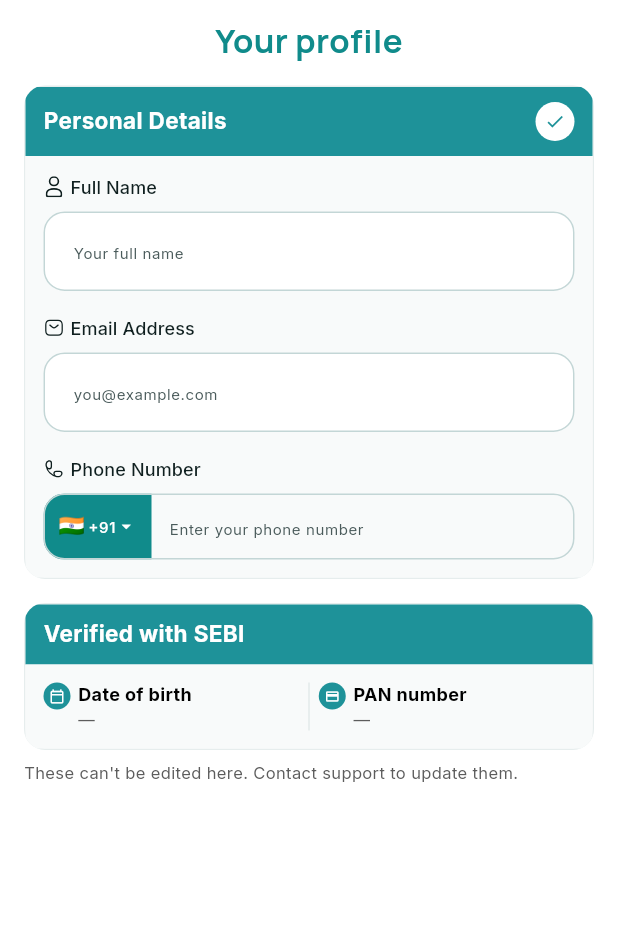
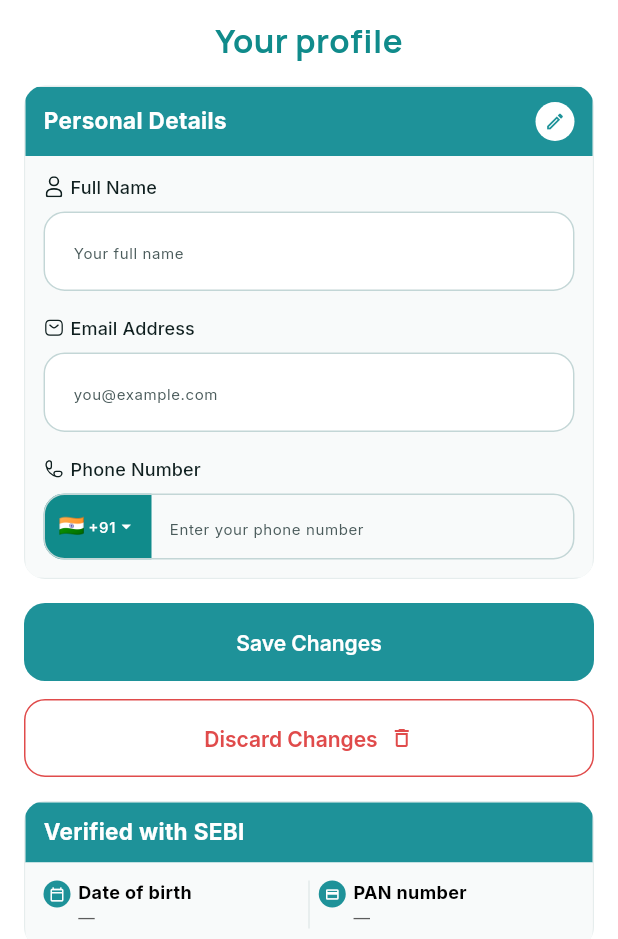
Before and after one commit to webzgrowth/finskool-mobile-app, a Flutter app: the EditProfileScreen screen opened by its route, after a tap on the "edit" icon, on a phone screen of 412 x 824 dp, the part 297-1236 px from its top. Run offline on Flutter 3.47's test engine with Material 3 defaults, Android fonts, the phone set to English and light mode, and no system bars; our stand-ins replace bloc, cached_network_image, dartz, dio, equatable, flutter_bloc and 12 more; accounts and stored records are empty.

Commit message:
edit profile screens added

```diff
--- a/lib/src/data/datasource/auth_remote_datasource.dart
+++ b/lib/src/data/datasource/auth_remote_datasource.dart
@@ -1,3 +1,4 @@
+import 'package:flutter/material.dart';
 import 'package:injectable/injectable.dart';
 import 'package:finskool/src/comman/exception.dart';
 import 'package:finskool/src/data/api/api.dart';
@@ -38,7 +39,10 @@ class AuthRemoteDatasource {
   /// On success the `mobile_session_id` cookie arrives in the response
   /// headers and `SessionInterceptor` persists it — nothing to read here.
   Future<AuthSessionModel> login(LoginRequestModel request) async {
+    debugPrint('=======login request: ${request.toJson()}'); // TODO: remove this debug print
     final data = await _client.post(Api.login, body: request.toJson());
+
+    debugPrint('=======login response: $data'); // TODO: remove this debug print
     return AuthSessionModel.fromJson(_require(data, Api.login));
   }
 
--- a/lib/src/presentation/bloc/profile/edit_profile/edit_profile_bloc.dart
+++ b/lib/src/presentation/bloc/profile/edit_profile/edit_profile_bloc.dart
@@ -38,6 +38,7 @@ class EditProfileBloc extends Bloc<EditProfileEvent, EditProfileState> {
             emit(state.copyWith(phone: value.phone, phoneError: null)),
         countryChanged: (value) async =>
             emit(state.copyWith(country: value.country, phoneError: null)),
+        discardChanges: (_) async => emit(_seed(state.user)),
         submit: (_) async => _submit(emit),
       );
     });
@@ -53,6 +54,7 @@ class EditProfileBloc extends Bloc<EditProfileEvent, EditProfileState> {
       orElse: () => initial.country,
     );
     return initial.copyWith(
+      user: user,
       name: user.name,
       email: user.email,
       // The cached phone carries its dial code; the field shows only the
@@ -95,10 +97,13 @@ class EditProfileBloc extends Bloc<EditProfileEvent, EditProfileState> {
         state: RequestState.error,
         message: failure.message,
       )),
-      (_) => emit(state.copyWith(
+      // Re-anchor on the saved user, or `isDirty` would keep comparing
+      // against the pre-save values and report unsaved changes forever.
+      (updated) => emit(state.copyWith(
         state: RequestState.loaded,
         message: 'Profile updated.',
         isEditing: false,
+        user: updated,
       )),
     );
   }
--- a/lib/src/presentation/bloc/profile/edit_profile/edit_profile_event.dart
+++ b/lib/src/presentation/bloc/profile/edit_profile/edit_profile_event.dart
@@ -17,5 +17,9 @@ class EditProfileEvent with _$EditProfileEvent {
   const factory EditProfileEvent.countryChanged(Country country) =
       _CountryChanged;
 
+  /// "Discard Changes" — re-seeds from the prefill source and leaves edit
+  /// mode, so the form returns to exactly what's cached.
+  const factory EditProfileEvent.discardChanges() = _DiscardChanges;
+
   const factory EditProfileEvent.submit() = _Submit;
 }
--- a/lib/src/presentation/bloc/profile/edit_profile/edit_profile_state.dart
+++ b/lib/src/presentation/bloc/profile/edit_profile/edit_profile_state.dart
@@ -15,6 +15,10 @@ sealed class EditProfileState with _$EditProfileState {
 
     /// Fields are read-only until the header's pencil turns this on.
     required bool isEditing,
+
+    /// The prefill source, kept so "Discard Changes" can re-seed from it
+    /// and [isDirty] has something to compare against.
+    UserModel? user,
     String? nameError,
     String? emailError,
     String? phoneError,
--- a/lib/src/presentation/pages/dashboard/profile/edit_profile/edit_profile_screen.dart
+++ b/lib/src/presentation/pages/dashboard/profile/edit_profile/edit_profile_screen.dart
@@ -8,7 +8,9 @@ import 'package:finskool/src/presentation/bloc/profile/edit_profile/edit_profile
 import 'package:finskool/src/presentation/pages/authentication/widgets/auth_form_listener.dart';
 import 'package:finskool/src/utilities/theme/theme.dart';
 
+import 'widgets/edit_profile_actions.dart';
 import 'widgets/edit_profile_avatar.dart';
+import 'widgets/phone_change_notice.dart';
 import 'widgets/personal_details_section.dart';
 import 'widgets/sebi_details_section.dart';
 
@@ -96,7 +98,15 @@ class _EditProfileScreenState extends State<EditProfileScreen> {
                   phoneController: _phone,
                 ),
                 const SizedBox(height: AppSpacing.lg),
+                if (state.isEditing) ...[
+                  EditProfileActions(state: state),
+                  const SizedBox(height: AppSpacing.lg),
+                ],
                 const SebiDetailsSection(),
+                if (state.isEditing) ...[
+                  const SizedBox(height: AppSpacing.lg),
+                  const PhoneChangeNotice(),
+                ],
               ],
             );
           },
--- /dev/null
+++ b/lib/src/presentation/pages/dashboard/profile/edit_profile/widgets/edit_profile_actions.dart
@@ -0,0 +1,77 @@
+import 'package:flutter/material.dart';
+import 'package:flutter_bloc/flutter_bloc.dart';
+import 'package:finskool/src/presentation/bloc/profile/edit_profile/edit_profile_bloc.dart';
+import 'package:finskool/src/utilities/theme/theme.dart';
+
+/// The Save / Discard pair that appears below "Personal Details" while
+/// editing. Both are full-width; Discard is outlined in red with a
+/// trailing bin glyph.
+class EditProfileActions extends StatelessWidget {
+  const EditProfileActions({super.key, required this.state});
+
+  final EditProfileState state;
+
+  @override
+  Widget build(BuildContext context) {
+    final bloc = context.read<EditProfileBloc>();
+    final type = context.subscriptionType;
+    final loading = state.state.isLoading;
+
+    return Column(
+      children: [
+        SizedBox(
+          width: double.infinity,
+          child: ElevatedButton(
+            // Deliberately not gated on "something changed": Figma shows
+            // this enabled the moment edit mode opens, and a save with no
+            // edits is a harmless rewrite of the same cached values.
+            onPressed: loading
+                ? null
+                : () => bloc.add(const EditProfileEvent.submit()),
+            style: ElevatedButton.styleFrom(
+              backgroundColor: AppPalette.primary,
+              padding: const EdgeInsets.symmetric(vertical: 14),
+            ),
+            child: loading
+                ? const SizedBox(
+                    height: 18,
+                    width: 18,
+                    child: CircularProgressIndicator(
+                      strokeWidth: 2,
+                      color: AppPalette.white,
+                    ),
+                  )
+                : Text('Save Changes', style: type.buttonLabel),
+          ),
+        ),
+        const SizedBox(height: AppSpacing.md),
+        SizedBox(
+          width: double.infinity,
+          child: OutlinedButton(
+            onPressed: loading
+                ? null
+                : () => bloc.add(const EditProfileEvent.discardChanges()),
+            style: OutlinedButton.styleFrom(
+              side: const BorderSide(color: AppPalette.destructive),
+              backgroundColor: Theme.of(context).colorScheme.surface,
+              padding: const EdgeInsets.symmetric(vertical: 14),
+            ),
+            child: Row(
+              mainAxisAlignment: MainAxisAlignment.center,
+              children: [
+                Text(
+                  'Discard Changes',
+                  style:
+                      type.buttonLabel.copyWith(color: AppPalette.destructive),
+                ),
+                const SizedBox(width: AppSpacing.sm),
+                const Icon(Icons.delete_outline,
+                    size: 16, color: AppPalette.destructive),
+              ],
+            ),
+          ),
+        ),
+      ],
+    );
+  }
+}
--- a/lib/src/presentation/pages/dashboard/profile/edit_profile/widgets/personal_details_section.dart
+++ b/lib/src/presentation/pages/dashboard/profile/edit_profile/widgets/personal_details_section.dart
@@ -11,10 +11,9 @@ import 'package:finskool/src/utilities/theme/theme.dart';
 /// "Personal Details" — the editable trio, reusing the auth screens' own
 /// labelled fields so the glyphs and input chrome match the rest of the app.
 ///
-/// The header's pencil toggles [EditProfileState.isEditing]; it becomes a
-/// check that submits. Figma only draws the read-only state, so the
-/// editing affordance is inferred — the pencil is the only control it
-/// shows, and a form with no way to commit would be a dead end.
+/// The header's pencil toggles [EditProfileState.isEditing]. It stays a
+/// pencil in both states — committing is the job of the Save/Discard pair
+/// that appears below the card while editing, not of this icon.
 class PersonalDetailsSection extends StatelessWidget {
   const PersonalDetailsSection({
     super.key,
@@ -37,11 +36,7 @@ class PersonalDetailsSection extends StatelessWidget {
     return TealSectionCard(
       title: 'Personal Details',
       trailing: _HeaderAction(
-        editing: editing,
-        loading: state.state.isLoading,
-        onTap: () => bloc.add(editing
-            ? const EditProfileEvent.submit()
-            : const EditProfileEvent.editToggled()),
+        onTap: () => bloc.add(const EditProfileEvent.editToggled()),
       ),
       child: Column(
         children: [
@@ -88,41 +83,23 @@ class PersonalDetailsSection extends StatelessWidget {
 }
 
 class _HeaderAction extends StatelessWidget {
-  const _HeaderAction({
-    required this.editing,
-    required this.loading,
-    required this.onTap,
-  });
+  const _HeaderAction({required this.onTap});
 
-  final bool editing;
-  final bool loading;
   final VoidCallback onTap;
 
   @override
   Widget build(BuildContext context) {
     final cs = Theme.of(context).colorScheme;
     return GestureDetector(
-      onTap: loading ? null : onTap,
+      onTap: onTap,
       behavior: HitTestBehavior.opaque,
       child: Container(
         height: 26,
         width: 26,
         alignment: Alignment.center,
         decoration: BoxDecoration(color: cs.surface, shape: BoxShape.circle),
-        child: loading
-            ? SizedBox(
-                height: 13,
-                width: 13,
-                child: CircularProgressIndicator(
-                  strokeWidth: 2,
-                  color: AppPalette.primary,
-                ),
-              )
-            : Icon(
-                editing ? Icons.check : Icons.edit_outlined,
-                size: 14,
-                color: AppPalette.primary,
-              ),
+        child: const Icon(Icons.edit_outlined,
+            size: 14, color: AppPalette.primary),
       ),
     );
   }
--- /dev/null
+++ b/lib/src/presentation/pages/dashboard/profile/edit_profile/widgets/phone_change_notice.dart
@@ -0,0 +1,56 @@
+import 'package:flutter/material.dart';
+import 'package:finskool/src/utilities/theme/theme.dart';
+
+/// The amber "Changing your phone number" notice shown while editing.
+///
+/// Always visible in edit mode rather than only once the number is dirty:
+/// it's telling the user what *would* happen if they change it, which is
+/// only useful before they do. That matches Figma, which shows it with the
+/// number untouched.
+class PhoneChangeNotice extends StatelessWidget {
+  const PhoneChangeNotice({super.key});
+
+  @override
+  Widget build(BuildContext context) {
+    final type = context.profileType;
+    return Container(
+      padding: const EdgeInsets.all(AppSpacing.md),
+      decoration: BoxDecoration(
+        color: AppPalette.noticeAmberSurface,
+        borderRadius: BorderRadius.circular(AppRadii.md),
+      ),
+      child: Row(
+        crossAxisAlignment: CrossAxisAlignment.start,
+        children: [
+          Container(
+            height: 20,
+            width: 20,
+            alignment: Alignment.center,
+            decoration: const BoxDecoration(
+              color: AppPalette.noticeAmber,
+              shape: BoxShape.circle,
+            ),
+            child: const Icon(Icons.info_outline,
+                size: 12, color: AppPalette.white),
+          ),
+          const SizedBox(width: AppSpacing.sm),
+          Expanded(
+            child: Column(
+              crossAxisAlignment: CrossAxisAlignment.start,
+              children: [
+                Text('Changing your phone number', style: type.noticeTitle),
+                const SizedBox(height: 3),
+                Text(
+                  'Your new number must be verified before your community '
+                  'access moves across. Access stays on the old number '
+                  'until then.',
+                  style: type.noticeBody,
+                ),
+              ],
+            ),
+          ),
+        ],
+      ),
+    );
+  }
+}
--- a/lib/src/utilities/theme/extensions/profile_typography.dart
+++ b/lib/src/utilities/theme/extensions/profile_typography.dart
@@ -27,6 +27,8 @@ class ProfileTypography extends ThemeExtension<ProfileTypography> {
     required this.badge,
     required this.statusActive,
     required this.statusExpiring,
+    required this.noticeTitle,
+    required this.noticeBody,
   });
 
   final TextStyle name;
@@ -46,6 +48,10 @@ class ProfileTypography extends ThemeExtension<ProfileTypography> {
   /// reads as needing attention rather than merely informational.
   final TextStyle statusExpiring;
 
+  /// The amber "Changing your phone number" notice on Edit Profile.
+  final TextStyle noticeTitle;
+  final TextStyle noticeBody;
+
   static final ProfileTypography light = ProfileTypography(
     name: manrope(size: 20, weight: 700, height: 1.3, color: AppPalette.badgeTeal),
     contact:
@@ -63,6 +69,10 @@ class ProfileTypography extends ThemeExtension<ProfileTypography> {
         inter(size: 11, weight: 400, height: 1.3, color: AppPalette.postMeta),
     statusExpiring: inter(
         size: 11, weight: 500, height: 1.3, color: AppPalette.notificationDot),
+    noticeTitle: inter(
+        size: 13, weight: 700, height: 1.35, color: AppPalette.noticeAmber),
+    noticeBody: inter(
+        size: 12.5, weight: 400, height: 1.45, color: AppPalette.noticeAmber),
   );
 
   static final ProfileTypography dark = ProfileTypography(
@@ -82,6 +92,10 @@ class ProfileTypography extends ThemeExtension<ProfileTypography> {
         size: 11, weight: 400, height: 1.3, color: AppPalette.darkOnSurfaceMuted),
     statusExpiring: inter(
         size: 11, weight: 500, height: 1.3, color: AppPalette.notificationDot),
+    noticeTitle: inter(
+        size: 13, weight: 700, height: 1.35, color: AppPalette.noticeAmber),
+    noticeBody: inter(
+        size: 12.5, weight: 400, height: 1.45, color: AppPalette.noticeAmber),
   );
 
   static ProfileTypography of(Brightness brightness) =>
@@ -98,6 +112,8 @@ class ProfileTypography extends ThemeExtension<ProfileTypography> {
     TextStyle? badge,
     TextStyle? statusActive,
     TextStyle? statusExpiring,
+    TextStyle? noticeTitle,
+    TextStyle? noticeBody,
   }) =>
       ProfileTypography(
         name: name ?? this.name,
@@ -109,6 +125,8 @@ class ProfileTypography extends ThemeExtension<ProfileTypography> {
         badge: badge ?? this.badge,
         statusActive: statusActive ?? this.statusActive,
         statusExpiring: statusExpiring ?? this.statusExpiring,
+        noticeTitle: noticeTitle ?? this.noticeTitle,
+        noticeBody: noticeBody ?? this.noticeBody,
       );
 
   @override
@@ -116,6 +134,8 @@ class ProfileTypography extends ThemeExtension<ProfileTypography> {
     if (other is! ProfileTypography) return this;
     return ProfileTypography(
       name: TextStyle.lerp(name, other.name, t)!,
+      noticeTitle: TextStyle.lerp(noticeTitle, other.noticeTitle, t)!,
+      noticeBody: TextStyle.lerp(noticeBody, other.noticeBody, t)!,
       contact: TextStyle.lerp(contact, other.contact, t)!,
       memberSince: TextStyle.lerp(memberSince, other.memberSince, t)!,
       sectionTitle: TextStyle.lerp(sectionTitle, other.sectionTitle, t)!,
--- a/lib/src/utilities/theme/tokens/app_palette.dart
+++ b/lib/src/utilities/theme/tokens/app_palette.dart
@@ -106,6 +106,18 @@ class AppPalette {
   /// The grey value under each bold detail label.
   static const Color subscriptionValue = Color(0xFF5C5C5C);
 
+  ///  =================================================================
+  ///  ********************** Edit Profile *****************************
+  ///  =================================================================
+  /// The "Changing your phone number" notice — one amber for both the
+  /// icon disc and the copy, on a cream surface.
+  static const Color noticeAmber = Color(0xFFA87C21);
+  static const Color noticeAmberSurface = Color(0xFFFBF3E4);
+
+  /// "Discard Changes" — a brighter red than [error], which is the dark
+  /// Material scheme colour used for field-level validation text.
+  static const Color destructive = Color(0xFFE04B4B);
+
   // Teal ramp
   static const Color teal50 = Color(0xFFF4FAFA);
   static const Color teal100 = Color(0xFFE7F3F3);
```
Also changed, not shown: lib/src/presentation/bloc/profile/edit_profile/edit_profile_bloc.freezed.dart, 1 other file.
